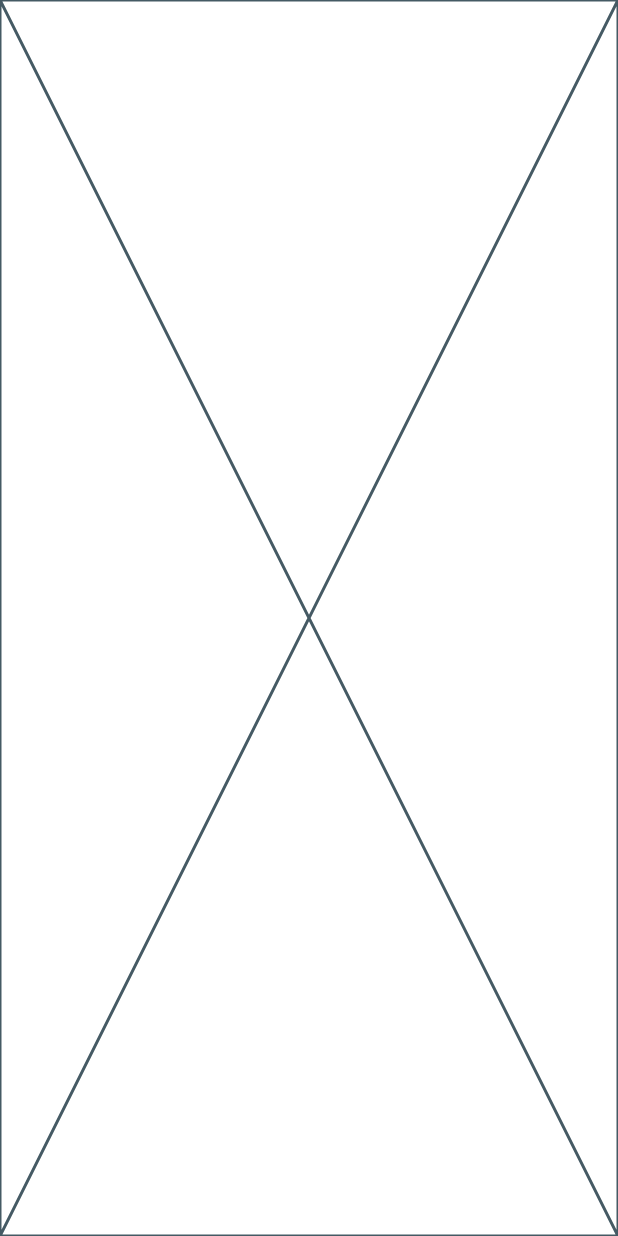
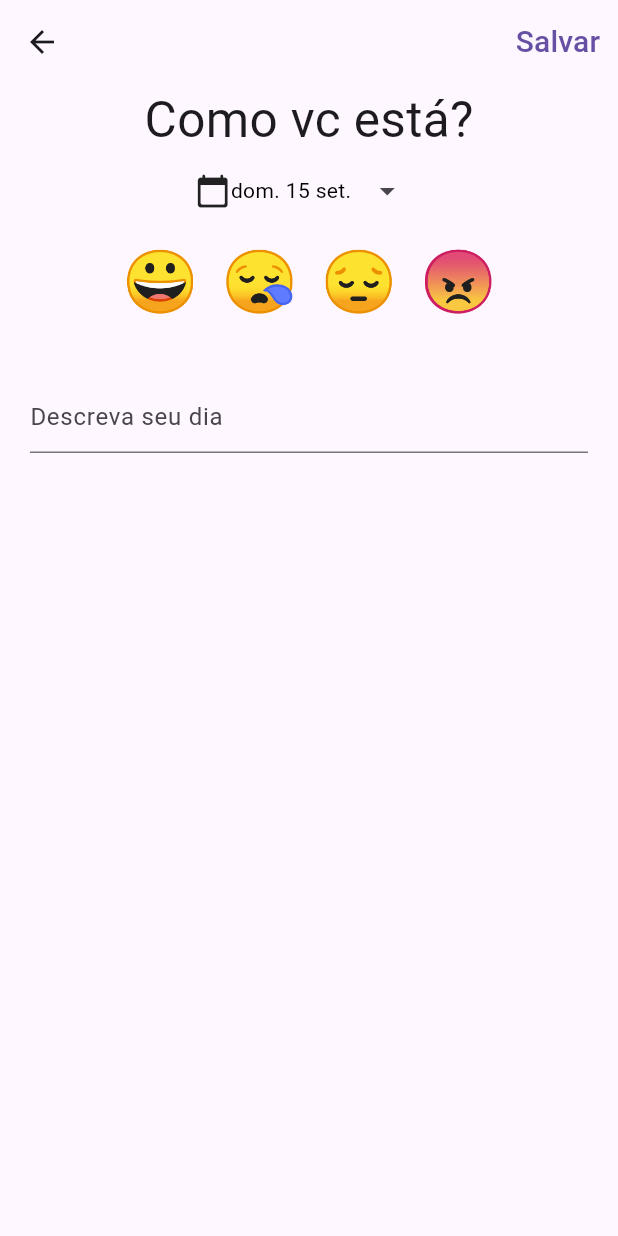
Before and after one commit to nawanksan/App-humor, a Flutter app: the screen it shows after launch, after a tap on the "add" icon, on a phone screen of 412 x 824 dp. Run offline on Flutter 3.47's test engine with Material 3 defaults, Android fonts, the phone set to English and light mode, and no system bars.

Commit message:
criei a tela de cadastrar

```diff
--- a/lib/main.dart
+++ b/lib/main.dart
@@ -11,7 +11,7 @@ class MyApp extends StatelessWidget {
   // This widget is the root of your application.
   @override
   Widget build(BuildContext context) {
-    return MaterialApp(
+    return const MaterialApp(
       debugShowCheckedModeBanner: false,
       home: MainScreen(),
     );
--- a/lib/screens/HomeScreen.dart
+++ b/lib/screens/HomeScreen.dart
@@ -4,11 +4,15 @@ import 'package:flutter/material.dart';
 class Homescreen extends StatefulWidget {
   const Homescreen({super.key});
 
+
+
   @override
   State<Homescreen> createState() => _HomescreenState();
 }
 
 class _HomescreenState extends State<Homescreen> {
+  int humores = 0;
+
   @override
   Widget build(BuildContext context) {
     return Scaffold(
@@ -19,8 +23,9 @@ class _HomescreenState extends State<Homescreen> {
       ),
       body: Container(
         child: Center(
-          child: Text('Bem-vindo ao Diário do Humor!'),
+          child: Text( humores == 0 ? 'Nenhum Registro' : 'Bem-vindo ao Diário de Humor!'),
         ),
+
       ),
       floatingActionButton: FloatingActionButton(
         onPressed: (){
--- a/lib/screens/RegisterScreen.dart
+++ b/lib/screens/RegisterScreen.dart
@@ -1,4 +1,7 @@
 import 'package:flutter/material.dart';
+import 'package:flutter/widgets.dart';
+import 'package:intl/intl.dart';
+import 'package:intl/date_symbol_data_local.dart';
 
 class Registerscreen extends StatefulWidget {
   const Registerscreen({super.key});
@@ -8,8 +11,156 @@ class Registerscreen extends StatefulWidget {
 }
 
 class _RegisterscreenState extends State<Registerscreen> {
+  final _formKey = GlobalKey<FormState>();
+  DateTime? _selectedDate;
+  String formattedDate = '';
+   String? _selectedEmoji;
+   String _emojiDescription = '';
+
+   final Map<String, String> _emojiDescriptions = {
+    '😀': 'Feliz',
+    '😪': 'Mais ou Menos',
+    '😔': 'Triste',
+    '😠': 'Com Raiva'
+  };
+
+  @override
+  void initState() {
+    super.initState();
+    _initializeDateFormatting();
+  }
+
+  // Inicializa a formatação de data para 'pt_BR'
+  Future<void> _initializeDateFormatting() async {
+    await initializeDateFormatting('pt_BR', null);
+    setState(() {
+      formattedDate = getFormattedDate(); // Atualiza a data formatada depois da inicialização
+    });
+  }
+
+  String getFormattedDate() {
+    DateTime now = DateTime.now();
+    return DateFormat('EEE d MMM', 'pt_BR').format(now); // 'EEE' para dia da semana, 'd' para dia, 'MMM' para mês
+  }
+
+  Future<void> _selectDate(BuildContext context) async {
+    final DateTime? pickedDate = await showDatePicker(
+      context: context,
+      initialDate: DateTime.now(),
+      firstDate: DateTime(2024),
+      lastDate: DateTime(2025),
+      // locale: const Locale('pt', 'BR'),
+    );
+    if (pickedDate != null && pickedDate != _selectedDate) {
+      setState(() {
+        _selectedDate = pickedDate;
+      });
+    }
+  }
+
+  void _selectEmoji(String emoji) {
+    setState(() {
+      _selectedEmoji = emoji;
+      _emojiDescription = _emojiDescriptions[emoji] ?? '';
+    });
+  }
+
   @override
   Widget build(BuildContext context) {
-    return const Placeholder();
+    return Scaffold(
+      appBar: AppBar(
+        actions: [
+          TextButton(
+              onPressed: () {},
+              child: Text(
+                'Salvar',
+                style: TextStyle(fontSize: 20),
+              ))
+        ],
+      ),
+      body: SingleChildScrollView(
+        child: Center(
+          child: Column(
+              crossAxisAlignment: CrossAxisAlignment.center,
+              children: <Widget>[
+                Padding(
+                  padding: EdgeInsets.symmetric(horizontal: 20),
+                  child: Column(
+                    children: [
+                      Text(
+                        'Como vc está?',
+                        style: TextStyle(fontSize: 33),
+                      ),
+                      Form(
+                        key: _formKey,
+                        child: Column(
+                          children: [
+                            Row(
+                              mainAxisAlignment: MainAxisAlignment.center,
+                              children: [
+                                Icon(Icons.calendar_today_rounded),
+                                Text(
+                                  "$formattedDate",
+                                  style: TextStyle(color: Colors.black),
+                                ),
+                                IconButton(
+                                  onPressed: () => _selectDate(context),
+                                  icon: Icon(Icons.arrow_drop_down),
+                                ),
+                              ],
+                            ),
+                            Row(
+                              mainAxisAlignment: MainAxisAlignment.center,
+                            children: [
+                              _buildEmojiButton('😀'),
+                              _buildEmojiButton('😪'),
+                              _buildEmojiButton('😔'),
+                              _buildEmojiButton('😠'),
+                              // Adicione mais emojis conforme necessário
+                            ],
+                          ),
+                          if (_selectedEmoji != null)
+                             Column(
+                              children: [
+                                Text(
+                                  'Emoji selecionado: $_selectedEmoji',
+                                  style: TextStyle(fontSize: 20),
+                                ),
+                                Text(
+                                  'Descrição: $_emojiDescription',
+                                  style: TextStyle(fontSize: 20, fontStyle: FontStyle.italic),
+                                ),
+                              ],
+                            ),
+                            SizedBox(height: 30,),
+                            TextFormField(
+                              decoration: InputDecoration(
+                                hintText: 'Descreva seu dia'
+                              ),
+                            )
+                          ],
+                        ),
+                      )
+                    ],
+                  ),
+                ),
+              ]),
+        ),
+      ),
+    );
+  }
+
+
+  Widget _buildEmojiButton(String emoji) {
+    // bool isSelected = _selectedEmoji == emoji;
+    return IconButton(
+      icon: Text(
+        emoji,
+        style: TextStyle(
+          fontSize: 40,
+        ),
+      ),
+      onPressed: () => _selectEmoji(emoji),
+    );
   }
 }
--- a/pubspec.yaml
+++ b/pubspec.yaml
@@ -30,7 +30,7 @@ environment:
 dependencies:
   flutter:
     sdk: flutter
-
+  intl: ^0.17.0
 
   # The following adds the Cupertino Icons font to your application.
   # Use with the CupertinoIcons class for iOS style icons.
```
Also changed, not shown: pubspec.lock.
